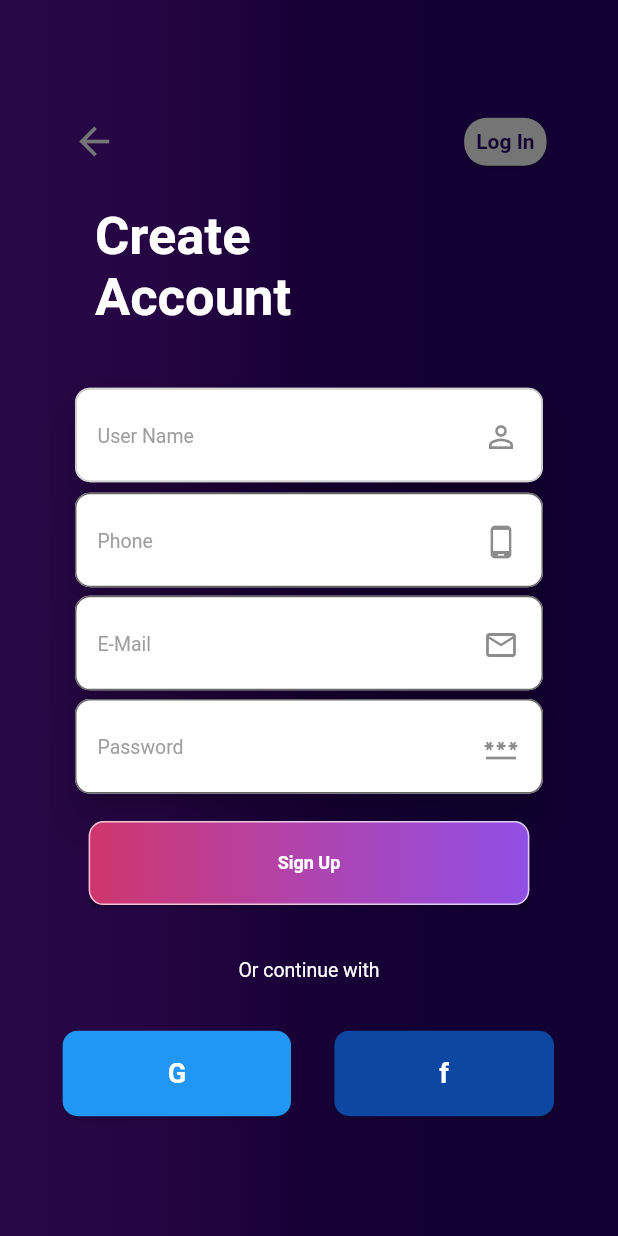
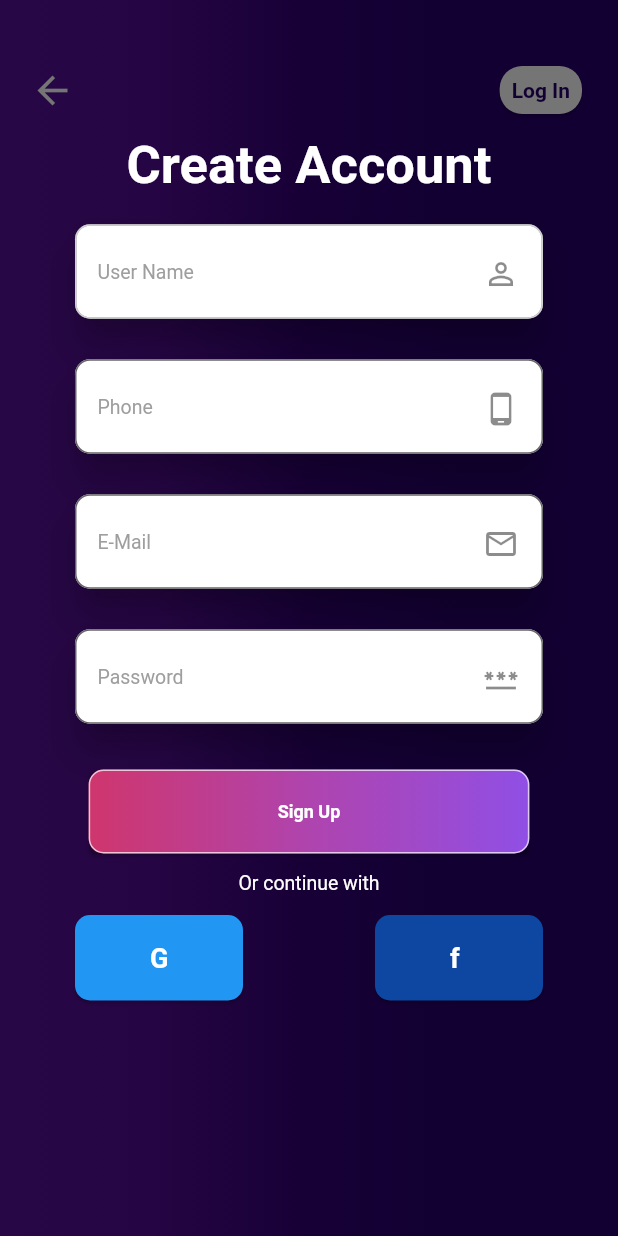
Before and after one commit to piush-terminalwitchcraft/Dhatnoon-frontend, a Flutter app: the SignUp screen opened directly, on a phone screen of 412 x 824 dp. Run offline on Flutter 3.47's test engine with Material 2 defaults, Android fonts, the phone set to English and light mode, and no system bars; our stand-ins replace accordion, animate_do, audioplayers, camera, cloud_firestore, firebase_auth and 10 more; missing offline and left inert: agora_uikit, bouncy_widget, clickable_list_wheel_view, curved_drawer_fork, day_night_time_picker, record and 1 more; accounts and stored records are empty.

Commit message:
Improved UI of sign up page and made ity responsive

```diff
--- a/lib/screens/signup.dart
+++ b/lib/screens/signup.dart
@@ -38,30 +38,31 @@ class _SignUpState extends State<SignUp> {
         child: Scaffold(
             backgroundColor: Colors.transparent,
             resizeToAvoidBottomInset: false,
-        body: Stack(
+            body: Container(
+              margin: EdgeInsets.fromLTRB(20, 40, 20, 40),
+              child: SingleChildScrollView(
+                  child: Column(
+                      mainAxisAlignment: MainAxisAlignment.center,
+                      crossAxisAlignment: CrossAxisAlignment.center,
                       children: [
-            FadeInUp(
-              child: Align(
-                alignment: Alignment(-0.75, -0.8),
-                child: Icon(
+                    Row(
+                      mainAxisAlignment: MainAxisAlignment.spaceBetween,
+                      children: [
+                        Icon(
                           Icons.arrow_back_sharp,
                           size: 30,
                           color: Colors.grey.shade600,
                         ),
-              ),
-            ),
-            FadeInUp(
-              child: Align(
-                alignment: Alignment(0.75, -0.81),
-                child: InkWell(
-                  onTap: () => Get.to(LogIn(), transition: Transition.downToUp),
+                        InkWell(
+                          onTap: () =>
+                              Get.to(LogIn(), transition: Transition.downToUp),
                           child: Card(
                             shape: RoundedRectangleBorder(
                               borderRadius: BorderRadius.circular(15.0),
                             ),
                             color: Colors.grey.shade600,
                             child: Padding(
-                      padding: const EdgeInsets.all(8.0),
+                              padding: EdgeInsets.all(8),
                               child: Text(
                                 "Log In",
                                 style: TextStyle(
@@ -73,35 +74,30 @@ class _SignUpState extends State<SignUp> {
                             ),
                           ),
                         ),
+                      ],
                     ),
+                    SizedBox(
+                      height: 10,
                     ),
-            FadeInUp(
-              child: Align(
-                alignment: Alignment(-0.55, -0.63),
-                child: Text(
-                  "Create\nAccount",
+                    Text(
+                      "Create Account",
                       style: TextStyle(
                           fontSize: 35,
                           fontWeight: FontWeight.bold,
                           color: Colors.white),
                     ),
+                    SizedBox(
+                      height: 10,
                     ),
-            ),
-            FadeInUp(
-              duration: Duration(milliseconds: 500),
-              // delay: Duration(milliseconds: 1000),
-              child: Align(
-                alignment: Alignment(0.0, -0.328),
-                child: Container(
+                    Container(
                         alignment: Alignment.center,
                         width: 320,
                         height: 80,
                         child: Card(
                           elevation: 10,
-                    child: Stack(
-                      children: [
+                          child: Stack(children: [
                             ListTile(
-                          minVerticalPadding: 20,
+                              // minVerticalPadding: 20,
                               trailing: Padding(
                                 padding: const EdgeInsets.fromLTRB(0, 10, 0, 0),
                                 child: Icon(Icons.person_outline),
@@ -121,27 +117,22 @@ class _SignUpState extends State<SignUp> {
                                 hintText: "User Name",
                                 fillColor: Colors.transparent,
                                 isDense: true,
-                            contentPadding: EdgeInsets.fromLTRB(15, 0, 0, 44),
+                                contentPadding:
+                                    EdgeInsets.fromLTRB(15, 0, 0, 44),
                               ),
                               keyboardType: TextInputType.name,
                             ),
-                      ],
-                    ),
+                          ]),
                           shape: RoundedRectangleBorder(
                             side: BorderSide(color: Colors.white70, width: 1),
                             borderRadius: BorderRadius.circular(10),
                           ),
                           color: Colors.white,
+                        )),
+                    SizedBox(
+                      height: 10,
                     ),
-                ),
-              ),
-            ),
-            FadeInUp(
-              duration: Duration(milliseconds: 500),
-              delay: Duration(milliseconds: 700),
-              child: Align(
-                alignment: Alignment(0.0, -0.14),
-                child: Container(
+                    Container(
                       alignment: Alignment.center,
                       width: 320,
                       height: 80,
@@ -171,7 +162,8 @@ class _SignUpState extends State<SignUp> {
                                 hintText: "Phone",
                                 fillColor: Colors.transparent,
                                 isDense: true,
-                            contentPadding: EdgeInsets.fromLTRB(15, 0, 0, 44),
+                                contentPadding:
+                                    EdgeInsets.fromLTRB(15, 0, 0, 44),
                               ),
                               keyboardType: TextInputType.phone,
                             ),
@@ -184,14 +176,10 @@ class _SignUpState extends State<SignUp> {
                         color: Colors.white,
                       ),
                     ),
+                    SizedBox(
+                      height: 10,
                     ),
-            ),
-            FadeInUp(
-              duration: Duration(milliseconds: 500),
-              delay: Duration(milliseconds: 700),
-              child: Align(
-                alignment: Alignment(0.0, 0.045),
-                child: Container(
+                    Container(
                       alignment: Alignment.center,
                       width: 320,
                       height: 80,
@@ -221,7 +209,8 @@ class _SignUpState extends State<SignUp> {
                                 hintText: "E-Mail",
                                 fillColor: Colors.transparent,
                                 isDense: true,
-                            contentPadding: EdgeInsets.fromLTRB(15, 0, 0, 44),
+                                contentPadding:
+                                    EdgeInsets.fromLTRB(15, 0, 0, 44),
                               ),
                               keyboardType: TextInputType.emailAddress,
                             ),
@@ -234,14 +223,10 @@ class _SignUpState extends State<SignUp> {
                         color: Colors.white,
                       ),
                     ),
+                    SizedBox(
+                      height: 10,
                     ),
-            ),
-            FadeInUp(
-              duration: Duration(milliseconds: 500),
-              delay: Duration(milliseconds: 700),
-              child: Align(
-                alignment: Alignment(0.0, 0.23),
-                child: Container(
+                    Container(
                       alignment: Alignment.center,
                       width: 320,
                       height: 80,
@@ -253,7 +238,8 @@ class _SignUpState extends State<SignUp> {
                             ListTile(
                                 minVerticalPadding: 20,
                                 trailing: Padding(
-                              padding: const EdgeInsets.fromLTRB(0, 10, 0, 0),
+                                  padding:
+                                      const EdgeInsets.fromLTRB(0, 10, 0, 0),
                                   child: Icon(Icons.password_outlined),
                                 )),
                             TextField(
@@ -270,7 +256,8 @@ class _SignUpState extends State<SignUp> {
                                 hintText: "Password",
                                 fillColor: Colors.transparent,
                                 isDense: true,
-                            contentPadding: EdgeInsets.fromLTRB(15, 0, 0, 44),
+                                contentPadding:
+                                    EdgeInsets.fromLTRB(15, 0, 0, 44),
                               ),
                               keyboardType: TextInputType.visiblePassword,
                             ),
@@ -283,13 +270,13 @@ class _SignUpState extends State<SignUp> {
                         color: Colors.white,
                       ),
                     ),
+                    SizedBox(
+                      height: 10,
                     ),
-            ),
-            FadeInUp(
-              duration: Duration(milliseconds: 500),
-              delay: Duration(milliseconds: 1000),
-              child: Align(
-                alignment: Alignment(0.0, 0.43),
+                    Container(
+                      alignment: Alignment.center,
+                      width: 320,
+                      height: 80,
                       child: InkWell(
                         onTap: () => {
                           signUp(),
@@ -298,7 +285,8 @@ class _SignUpState extends State<SignUp> {
                           color: Colors.transparent,
                           child: Container(
                             decoration: BoxDecoration(
-                        borderRadius: BorderRadius.all(Radius.circular(10)),
+                              borderRadius:
+                                  BorderRadius.all(Radius.circular(10)),
                               border: Border.all(
                                 color: Colors.white70,
                               ),
@@ -311,7 +299,8 @@ class _SignUpState extends State<SignUp> {
                               ),
                             ),
                             child: Padding(
-                        padding: const EdgeInsets.fromLTRB(125, 20, 125, 20),
+                              padding:
+                                  const EdgeInsets.fromLTRB(125, 20, 125, 20),
                               child: Text(
                                 "Sign Up",
                                 style: TextStyle(
@@ -325,28 +314,28 @@ class _SignUpState extends State<SignUp> {
                         ),
                       ),
                     ),
-            ),
-            FadeInUp(
-              delay: Duration(milliseconds: 1100),
-              child: Align(
-                alignment: Alignment(0.0, 0.58),
-                child: Text(
+                    Text(
                       "Or continue with",
                       style: TextStyle(fontSize: 13, color: Colors.white),
                     ),
+                    SizedBox(
+                      height: 10,
                     ),
-            ),
-            FadeInUp(
-              delay: Duration(milliseconds: 1150),
-              child: Align(
-                alignment: Alignment(-0.7, 0.80),
+                    Container(
+                      width: 320,
+                      child: Row(
+                          mainAxisAlignment: MainAxisAlignment.spaceBetween,
+                          children: [
+                            Container(
+                              width: 120,
                               child: Card(
                                 shape: RoundedRectangleBorder(
                                   borderRadius: BorderRadius.circular(10),
                                 ),
                                 color: Colors.blue,
                                 child: Padding(
-                    padding: const EdgeInsets.fromLTRB(70, 18, 70, 18),
+                                  padding:
+                                      const EdgeInsets.fromLTRB(50, 18, 40, 18),
                                   child: Text(
                                     "G",
                                     style: TextStyle(
@@ -357,18 +346,16 @@ class _SignUpState extends State<SignUp> {
                                 ),
                               ),
                             ),
-            ),
-            FadeInUp(
-              delay: Duration(milliseconds: 1200),
-              child: Align(
-                alignment: Alignment(0.7, 0.80),
+                            Container(
+                              width: 120,
                               child: Card(
                                 shape: RoundedRectangleBorder(
                                   borderRadius: BorderRadius.circular(10),
                                 ),
                                 color: Colors.blue.shade900,
                                 child: Padding(
-                    padding: const EdgeInsets.fromLTRB(70, 18, 70, 18),
+                                  padding:
+                                      const EdgeInsets.fromLTRB(50, 18, 40, 18),
                                   child: Text(
                                     "f",
                                     style: TextStyle(
@@ -379,11 +366,10 @@ class _SignUpState extends State<SignUp> {
                                 ),
                               ),
                             ),
-            ),
-          ],
-        ),
-      ),
-    );
+                          ]),
+                    )
+                  ])),
+            )));
   }
 
   Future signUp() async {
```
Lines whose indentation alone changed are shown as unchanged.
